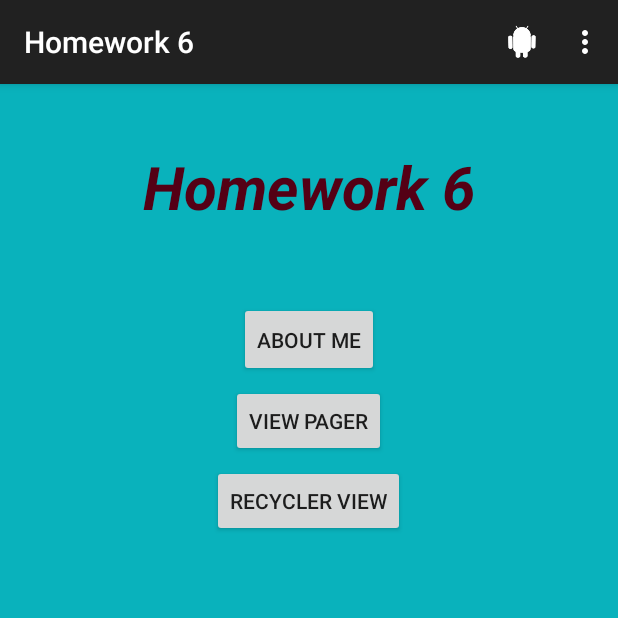
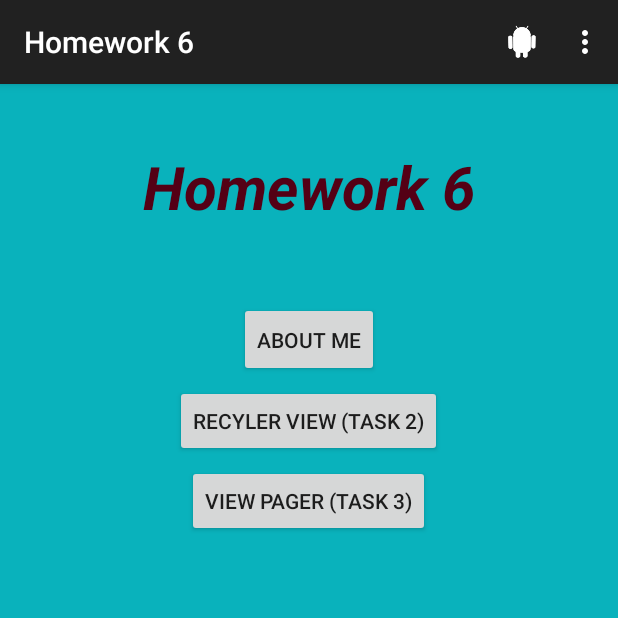
Before and after one commit to jeajjr/android-hw6, an Android app: the screen it shows after launch (ActivityFrontPage), on a phone screen of 412 x 824 dp, the top half of it. Run offline under Robolectric (Android 15) with nearby library versions, the phone set to English and light mode, and no system bars.

Commit message:
Changed FrontPage buttons.

```diff
--- a/android-hw6/app/src/main/res/layout/fragment_front_page.xml
+++ b/android-hw6/app/src/main/res/layout/fragment_front_page.xml
@@ -31,7 +31,7 @@
     <Button
         android:layout_width="wrap_content"
         android:layout_height="wrap_content"
-        android:text="View Pager"
+        android:text="Recyler View (task 2)"
         android:id="@+id/buttonFrontViewPager"
         android:layout_below="@+id/buttonFrontAboutMe"
         android:layout_centerHorizontal="true"
@@ -40,7 +40,7 @@
     <Button
         android:layout_width="wrap_content"
         android:layout_height="wrap_content"
-        android:text="Recycler View"
+        android:text="View Pager (task 3)"
         android:id="@+id/buttonFrontRecyclerView"
         android:layout_below="@+id/buttonFrontViewPager"
         android:layout_centerHorizontal="true"
--- a/android-hw6/app/src/main/res/menu/menu_activity_recycler_view.xml
+++ b/android-hw6/app/src/main/res/menu/menu_activity_recycler_view.xml
@@ -2,6 +2,5 @@
     xmlns:app="http://schemas.android.com/apk/res-auto"
     xmlns:tools="http://schemas.android.com/tools"
     tools:context="com.almasapp.hw6.almasapp6.ActivityRecyclerView">
-    <item android:id="@+id/action_settings" android:title="@string/action_settings"
-        android:orderInCategory="100" app:showAsAction="never" />
+
 </menu>
```
Also changed, not shown: android-hw6/app/src/main/java/com/almasapp/hw6/almasapp6/ActivityRecyclerView.java (+8 -4 lines), android-hw6/app/src/main/ic_launcher-web.png (added).
